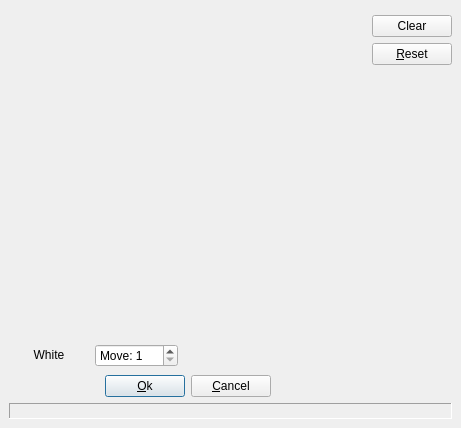
The window that src/gui/boardsetup.ui (madnight/chessx) describes before a commit, drawn with Qt 5.
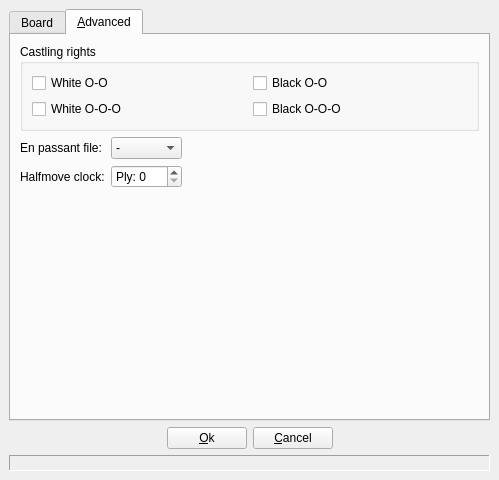
The same window after the commit. Custom widgets are drawn as their Qt base class.

Commit message: Redesign Board Setup dialog. Now there is Advanced tab which allows user to set castling rights, en passant and halfmove clock.

Patch:
```diff
--- a/src/gui/boardsetup.ui
+++ b/src/gui/boardsetup.ui
@@ -5,8 +5,8 @@
    <rect>
     <x>0</x>
     <y>0</y>
-    <width>461</width>
-    <height>428</height>
+    <width>499</width>
+    <height>480</height>
    </rect>
   </property>
   <property name="windowTitle" >
@@ -19,7 +19,312 @@
    <property name="spacing" >
     <number>6</number>
    </property>
-   <item row="3" column="0" colspan="2" >
+   <item row="0" column="0" >
+    <widget class="QTabWidget" name="tabWidget" >
+     <property name="currentIndex" >
+      <number>1</number>
+     </property>
+     <widget class="QWidget" name="boardTab" >
+      <attribute name="title" >
+       <string>Board</string>
+      </attribute>
+      <layout class="QGridLayout" >
+       <property name="margin" >
+        <number>9</number>
+       </property>
+       <property name="spacing" >
+        <number>6</number>
+       </property>
+       <item row="1" column="1" >
+        <spacer>
+         <property name="orientation" >
+          <enum>Qt::Vertical</enum>
+         </property>
+         <property name="sizeType" >
+          <enum>QSizePolicy::Expanding</enum>
+         </property>
+         <property name="sizeHint" >
+          <size>
+           <width>75</width>
+           <height>161</height>
+          </size>
+         </property>
+        </spacer>
+       </item>
+       <item row="3" column="1" >
+        <widget class="QPushButton" name="resetButton" >
+         <property name="text" >
+          <string>&amp;Reset</string>
+         </property>
+        </widget>
+       </item>
+       <item row="2" column="1" >
+        <widget class="QPushButton" name="clearButton" >
+         <property name="text" >
+          <string>Clear</string>
+         </property>
+        </widget>
+       </item>
+       <item row="0" column="1" >
+        <widget class="QWidget" native="1" name="buttonWidget" />
+       </item>
+       <item rowspan="4" row="0" column="0" >
+        <widget class="BoardView" native="1" name="boardView" >
+         <property name="sizePolicy" >
+          <sizepolicy>
+           <hsizetype>7</hsizetype>
+           <vsizetype>7</vsizetype>
+           <horstretch>0</horstretch>
+           <verstretch>0</verstretch>
+          </sizepolicy>
+         </property>
+        </widget>
+       </item>
+       <item row="4" column="0" colspan="2" >
+        <layout class="QHBoxLayout" >
+         <property name="margin" >
+          <number>0</number>
+         </property>
+         <property name="spacing" >
+          <number>6</number>
+         </property>
+         <item>
+          <widget class="QPushButton" name="toMoveButton" >
+           <property name="autoFillBackground" >
+            <bool>true</bool>
+           </property>
+           <property name="text" >
+            <string>White</string>
+           </property>
+           <property name="flat" >
+            <bool>true</bool>
+           </property>
+          </widget>
+         </item>
+         <item>
+          <widget class="QSpinBox" name="moveSpin" >
+           <property name="prefix" >
+            <string>Move: </string>
+           </property>
+           <property name="maximum" >
+            <number>300</number>
+           </property>
+           <property name="minimum" >
+            <number>1</number>
+           </property>
+           <property name="value" >
+            <number>1</number>
+           </property>
+          </widget>
+         </item>
+         <item>
+          <spacer>
+           <property name="orientation" >
+            <enum>Qt::Horizontal</enum>
+           </property>
+           <property name="sizeType" >
+            <enum>QSizePolicy::Expanding</enum>
+           </property>
+           <property name="sizeHint" >
+            <size>
+             <width>61</width>
+             <height>27</height>
+            </size>
+           </property>
+          </spacer>
+         </item>
+        </layout>
+       </item>
+      </layout>
+     </widget>
+     <widget class="QWidget" name="advancedTab" >
+      <attribute name="title" >
+       <string>&amp;Advanced</string>
+      </attribute>
+      <layout class="QGridLayout" >
+       <property name="margin" >
+        <number>9</number>
+       </property>
+       <property name="spacing" >
+        <number>6</number>
+       </property>
+       <item row="2" column="1" >
+        <widget class="QSpinBox" name="halfmoveSpin" >
+         <property name="sizePolicy" >
+          <sizepolicy>
+           <hsizetype>0</hsizetype>
+           <vsizetype>0</vsizetype>
+           <horstretch>0</horstretch>
+           <verstretch>0</verstretch>
+          </sizepolicy>
+         </property>
+         <property name="prefix" >
+          <string>Ply: </string>
+         </property>
+         <property name="maximum" >
+          <number>100</number>
+         </property>
+         <property name="minimum" >
+          <number>0</number>
+         </property>
+         <property name="value" >
+          <number>0</number>
+         </property>
+        </widget>
+       </item>
+       <item row="2" column="2" >
+        <spacer>
+         <property name="orientation" >
+          <enum>Qt::Horizontal</enum>
+         </property>
+         <property name="sizeHint" >
+          <size>
+           <width>40</width>
+           <height>20</height>
+          </size>
+         </property>
+        </spacer>
+       </item>
+       <item row="1" column="2" >
+        <spacer>
+         <property name="orientation" >
+          <enum>Qt::Horizontal</enum>
+         </property>
+         <property name="sizeHint" >
+          <size>
+           <width>40</width>
+           <height>20</height>
+          </size>
+         </property>
+        </spacer>
+       </item>
+       <item row="3" column="1" >
+        <spacer>
+         <property name="orientation" >
+          <enum>Qt::Vertical</enum>
+         </property>
+         <property name="sizeHint" >
+          <size>
+           <width>20</width>
+           <height>40</height>
+          </size>
+         </property>
+        </spacer>
+       </item>
+       <item row="1" column="0" >
+        <widget class="QLabel" name="label" >
+         <property name="text" >
+          <string>En passant file:</string>
+         </property>
+        </widget>
+       </item>
+       <item row="0" column="0" colspan="3" >
+        <widget class="QGroupBox" name="groupBox" >
+         <property name="title" >
+          <string>Castling rights</string>
+         </property>
+         <layout class="QGridLayout" >
+          <property name="margin" >
+           <number>9</number>
+          </property>
+          <property name="spacing" >
+           <number>6</number>
+          </property>
+          <item row="0" column="1" >
+           <widget class="QCheckBox" name="bkCastleCheck" >
+            <property name="text" >
+             <string>Black O-O</string>
+            </property>
+           </widget>
+          </item>
+          <item row="1" column="0" >
+           <widget class="QCheckBox" name="wqCastleCheck" >
+            <property name="text" >
+             <string>White O-O-O</string>
+            </property>
+           </widget>
+          </item>
+          <item row="0" column="0" >
+           <widget class="QCheckBox" name="wkCastleCheck" >
+            <property name="text" >
+             <string>White O-O</string>
+            </property>
+           </widget>
+          </item>
+          <item row="1" column="1" >
+           <widget class="QCheckBox" name="bqCastleCheck" >
+            <property name="text" >
+             <string>Black O-O-O</string>
+            </property>
+           </widget>
+          </item>
+         </layout>
+        </widget>
+       </item>
+       <item row="1" column="1" >
+        <widget class="QComboBox" name="epCombo" >
+         <property name="currentIndex" >
+          <number>0</number>
+         </property>
+         <item>
+          <property name="text" >
+           <string>-</string>
+          </property>
+         </item>
+         <item>
+          <property name="text" >
+           <string>a</string>
+          </property>
+         </item>
+         <item>
+          <property name="text" >
+           <string>b</string>
+          </property>
+         </item>
+         <item>
+          <property name="text" >
+           <string>c</string>
+          </property>
+         </item>
+         <item>
+          <property name="text" >
+           <string>d</string>
+          </property>
+         </item>
+         <item>
+          <property name="text" >
+           <string>e</string>
+          </property>
+         </item>
+         <item>
+          <property name="text" >
+           <string>f</string>
+          </property>
+         </item>
+         <item>
+          <property name="text" >
+           <string>g</string>
+          </property>
+         </item>
+         <item>
+          <property name="text" >
+           <string>h</string>
+          </property>
+         </item>
+        </widget>
+       </item>
+       <item row="2" column="0" >
+        <widget class="QLabel" name="label_2" >
+         <property name="text" >
+          <string>Halfmove clock:</string>
+         </property>
+        </widget>
+       </item>
+      </layout>
+     </widget>
+    </widget>
+   </item>
+   <item row="2" column="0" >
     <widget class="QLabel" name="fenLabel" >
      <property name="minimumSize" >
       <size>
@@ -38,10 +343,7 @@
      </property>
     </widget>
    </item>
-   <item row="0" column="0" >
-    <widget class="BoardView" native="1" name="boardView" />
-   </item>
-   <item row="2" column="0" >
+   <item row="1" column="0" >
     <layout class="QHBoxLayout" >
      <property name="margin" >
       <number>0</number>
@@ -97,104 +399,6 @@
      </item>
     </layout>
    </item>
-   <item row="0" column="1" >
-    <layout class="QVBoxLayout" >
-     <property name="margin" >
-      <number>0</number>
-     </property>
-     <property name="spacing" >
-      <number>6</number>
-     </property>
-     <item>
-      <widget class="QWidget" native="1" name="buttonWidget" />
-     </item>
-     <item>
-      <widget class="QPushButton" name="clearButton" >
-       <property name="text" >
-        <string>Clear</string>
-       </property>
-      </widget>
-     </item>
-     <item>
-      <widget class="QPushButton" name="resetButton" >
-       <property name="text" >
-        <string>&amp;Reset</string>
-       </property>
-      </widget>
-     </item>
-     <item>
-      <spacer>
-       <property name="orientation" >
-        <enum>Qt::Vertical</enum>
-       </property>
-       <property name="sizeType" >
-        <enum>QSizePolicy::Expanding</enum>
-       </property>
-       <property name="sizeHint" >
-        <size>
-         <width>31</width>
-         <height>121</height>
-        </size>
-       </property>
-      </spacer>
-     </item>
-    </layout>
-   </item>
-   <item row="1" column="0" >
-    <layout class="QHBoxLayout" >
-     <property name="margin" >
-      <number>0</number>
-     </property>
-     <property name="spacing" >
-      <number>6</number>
-     </property>
-     <item>
-      <widget class="QPushButton" name="toMoveButton" >
-       <property name="autoFillBackground" >
-        <bool>true</bool>
-       </property>
-       <property name="text" >
-        <string>White</string>
-       </property>
-       <property name="flat" >
-        <bool>true</bool>
-       </property>
-      </widget>
-     </item>
-     <item>
-      <widget class="QSpinBox" name="moveSpin" >
-       <property name="prefix" >
-        <string>Move: </string>
-       </property>
-       <property name="maximum" >
-        <number>300</number>
-       </property>
-       <property name="minimum" >
-        <number>1</number>
-       </property>
-       <property name="value" >
-        <number>1</number>
-       </property>
-      </widget>
-     </item>
-     <item>
-      <spacer>
-       <property name="orientation" >
-        <enum>Qt::Horizontal</enum>
-       </property>
-       <property name="sizeType" >
-        <enum>QSizePolicy::Expanding</enum>
-       </property>
-       <property name="sizeHint" >
-        <size>
-         <width>61</width>
-         <height>27</height>
-        </size>
-       </property>
-      </spacer>
-     </item>
-    </layout>
-   </item>
   </layout>
  </widget>
  <layoutdefault spacing="6" margin="11" />
```
Left out of the diff: 6 changed lines with no effect on the pictures. The commit also changes 4 other files.
